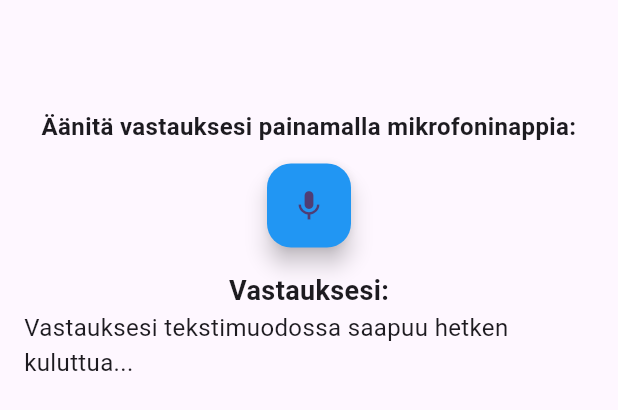
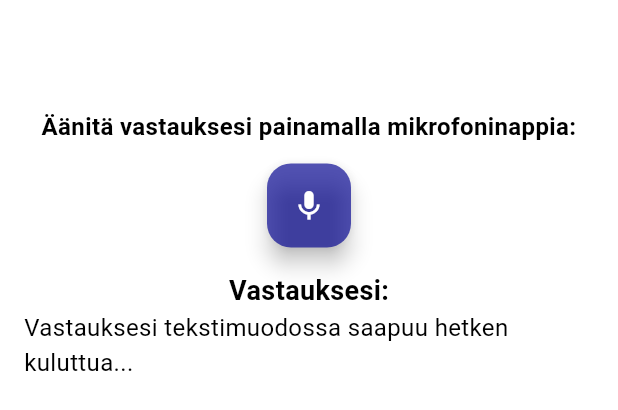
Before and after one commit to mabackma/medical_questionnaire, a Flutter app: the Question widget shown alone on an empty page, opened directly with empty values, on a phone screen of 412 x 824 dp. Shown: the top 410 px of the screen. Run offline on Flutter 3.47's test engine with Material 3 defaults, Android fonts, the phone set to English and light mode, and no system bars; missing offline and left inert: record.

Commit message:
new colors

```diff
--- a/lib/main.dart
+++ b/lib/main.dart
@@ -22,7 +22,9 @@ class MyApp extends StatelessWidget {
     return MaterialApp(
       title: 'Flutter Demo',
       theme: ThemeData(
-        colorScheme: ColorScheme.fromSeed(seedColor: Colors.deepPurple),
+        colorScheme: ColorScheme.fromSwatch(
+            primarySwatch: Colors.deepPurple,
+            backgroundColor: Colors.deepPurple[200]),
         useMaterial3: true,
       ),
       home: const MyHomePage(title: 'Medical Questionnaire Home Page'),
--- a/lib/recording_widget.dart
+++ b/lib/recording_widget.dart
@@ -106,7 +106,8 @@ class _RecordingWidgetState extends State<RecordingWidget>
       children: <Widget>[
         FloatingActionButton(
           onPressed: _toggleRecord,
-          backgroundColor: _isRecording ? Colors.red : Colors.blue,
+          backgroundColor:
+              _isRecording ? Colors.red : Color.fromARGB(170, 0, 0, 144),
           tooltip: _isRecording ? 'Lopeta äänittäminen' : 'Äänitä puhetta',
           child: _isRecording
               ? const Icon(
```
Also changed, not shown: lib/question.dart (+8 -3 lines).
